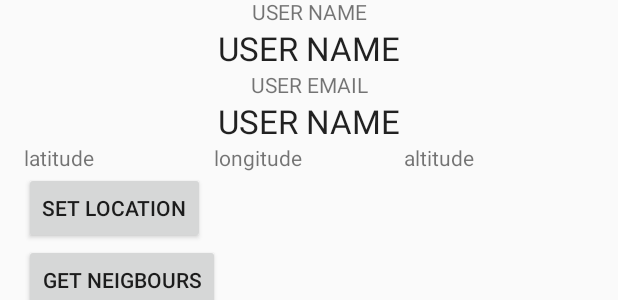
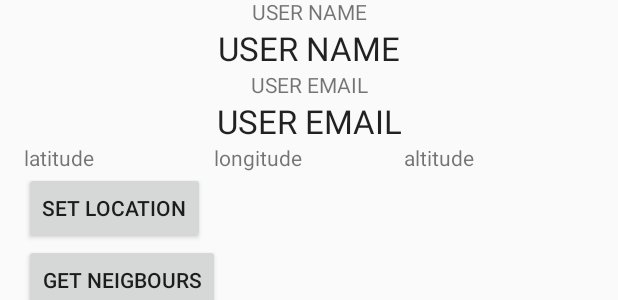
Before and after one commit to nohadrweesh/ASN, an Android app: the layout activity_profile.xml on its own in the app's theme, with its tools: preview values and no code run, on a phone screen of 412 x 824 dp. Shown: the part 425-725 px from the top of the screen. Run offline under Robolectric (Android 15) with nearby library versions, the phone set to English and light mode, and no system bars; network calls fail.

```diff
--- a/app/src/main/java/com/example/a/myapplication/MapsActivity.java
+++ b/app/src/main/java/com/example/a/myapplication/MapsActivity.java
@@ -55,6 +55,7 @@ public class MapsActivity extends FragmentActivity implements OnMapReadyCallback
 
         LocationManipulating lm = new LocationManipulating(getApplicationContext());
         LocationObject driverPosition=lm.getLocation();
+
         Log.d("MapsActivity: ","driver position is "+driverPosition.getLatitude()+" "+driverPosition.getLongitude());
         LatLng driverxyPosition = new LatLng(driverPosition.getLatitude(),driverPosition.getLongitude());
         mMap.addMarker(new MarkerOptions().position(driverxyPosition));
--- a/app/src/main/java/com/example/a/myapplication/SharedPrefManager.java
+++ b/app/src/main/java/com/example/a/myapplication/SharedPrefManager.java
@@ -18,7 +18,7 @@ public class SharedPrefManager {
 
     private static final String SHARED_PREF_NAME = "mysharedpref12";
     private static final String KEY_USERNAME = "username";
-    private static final String KEY_USER_EMAIL = "useremail";
+    private static final String KEY_USER_EMAIL = "userEmail";
     private static final String KEY_USER_ID = "userid";
     private static final String KEY_CAR_ID = "carid";
 
--- a/app/src/main/res/layout/activity_profile.xml
+++ b/app/src/main/res/layout/activity_profile.xml
@@ -12,12 +12,13 @@
     <LinearLayout
         android:layout_width="match_parent"
         android:layout_height="wrap_content">
+
         <TextView
             android:id="@+id/tv_userID"
             android:layout_width="0dp"
             android:layout_height="wrap_content"
-            android:text="userID"
-            android:layout_weight="1"/>
+            android:layout_weight="1"
+            android:text="userID" />
         <TextView
             android:id="@+id/tv_carID"
             android:layout_weight="1"
@@ -40,12 +41,12 @@
             android:layout_height="wrap_content" />
 
         <TextView
-            android:textAppearance="@style/Base.TextAppearance.AppCompat.Large"
-            android:id="@+id/textViewUsername"
+            android:id="@+id/tv_username"
+            android:layout_width="match_parent"
+            android:layout_height="wrap_content"
             android:text="USER NAME"
             android:textAlignment="center"
-            android:layout_width="match_parent"
-            android:layout_height="wrap_content" />
+            android:textAppearance="@style/Base.TextAppearance.AppCompat.Large" />
 
 
         <TextView
@@ -55,10 +56,10 @@
             android:layout_height="wrap_content" />
 
         <TextView
-            android:id="@+id/textViewUseremail"
+            android:id="@+id/tv_useremail"
             android:layout_width="match_parent"
             android:layout_height="wrap_content"
-            android:text="USER NAME"
+            android:text="USER EMAIL"
             android:textAlignment="center"
             android:textAppearance="@style/Base.TextAppearance.AppCompat.Large" />
 
```
Also changed, not shown: app/src/main/java/com/example/a/myapplication/LocationManipulating.java (+10 -14 lines), app/src/main/java/com/example/a/myapplication/ProfileActivity.java (+35 -33 lines).
